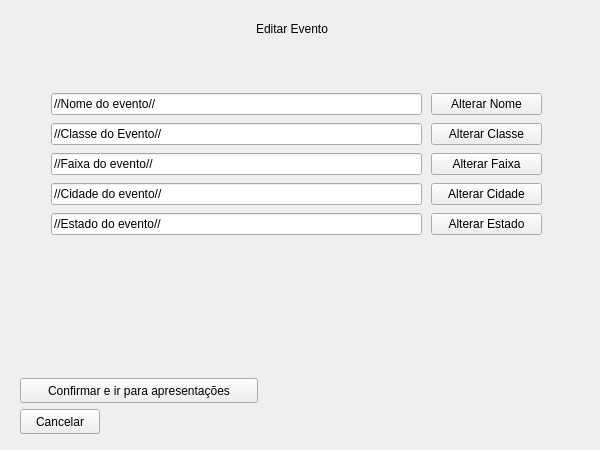
Above: sistema usando qt/Sistema_Ingressos/telausuario.ui from Casterzz/Sistema-ingressos before the change. Below: the same form after it.
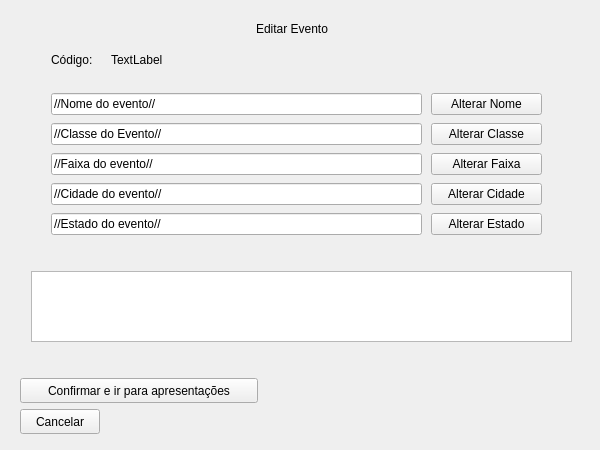
That is the form after the change. The open tabs and pages were chosen to show the change.

Commit message:
Implemento editar evento
Editar apresentação ainda não implementado

The edit to the form file:
```diff
--- a/sistema usando qt/Sistema_Ingressos/telausuario.ui
+++ b/sistema usando qt/Sistema_Ingressos/telausuario.ui
@@ -1251,6 +1251,42 @@
         </item>
        </layout>
       </widget>
+      <widget class="QTextBrowser" name="status_editar_evento">
+       <property name="geometry">
+        <rect>
+         <x>20</x>
+         <y>260</y>
+         <width>541</width>
+         <height>71</height>
+        </rect>
+       </property>
+      </widget>
+      <widget class="QLabel" name="label_18">
+       <property name="geometry">
+        <rect>
+         <x>40</x>
+         <y>40</y>
+         <width>67</width>
+         <height>17</height>
+        </rect>
+       </property>
+       <property name="text">
+        <string>Código:</string>
+       </property>
+      </widget>
+      <widget class="QLabel" name="codigo_evento_editar">
+       <property name="geometry">
+        <rect>
+         <x>100</x>
+         <y>40</y>
+         <width>67</width>
+         <height>17</height>
+        </rect>
+       </property>
+       <property name="text">
+        <string>TextLabel</string>
+       </property>
+      </widget>
      </widget>
     </widget>
    </item>
```
Left out of the diff: 62 changed lines with no effect on the pictures. The commit also changes 22 other files.
